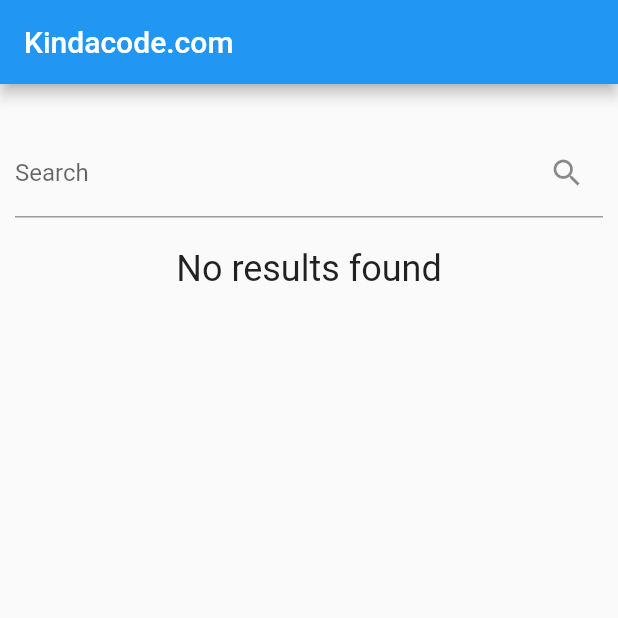
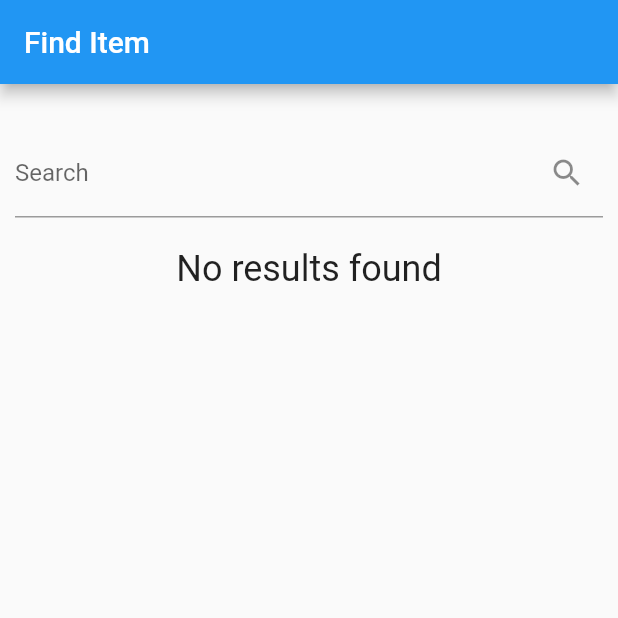
Before and after one commit to Krishnapriyababu/inventory_app, a Flutter app: the HomePage screen opened directly, on a phone screen of 412 x 824 dp, the top half of it. Run offline on Flutter 3.47's test engine with Material 2 defaults, Android fonts, the phone set to English and light mode, and no system bars; our stand-ins replace cloud_firestore, connectivity_plus, firebase_auth, firebase_core, fluttertoast, font_awesome_flutter and 6 more; missing offline and left inert: cloud_firestore_web, dart:ffi, firebase_auth_web, firebase_core_web, google_sign_in_web; accounts and stored records are empty; network calls fail.

Commit message:
Searchview change

```diff
--- a/lib/app/modules/SearchScreen/search_screen.dart
+++ b/lib/app/modules/SearchScreen/search_screen.dart
@@ -4,6 +4,7 @@ import 'package:get/get_core/src/get_main.dart';
 import 'package:inventory_app/app/data/models/category_model.dart';
 
 import '../Dashboard/dashboard_controller.dart';
+import '../product_details/products_detailed_screen.dart';
 
 void main() {
   runApp(const SearchSCreen());
@@ -18,7 +19,7 @@ class SearchSCreen extends StatelessWidget {
     return const MaterialApp(
       // Remove the debug banner
       debugShowCheckedModeBanner: false,
-      title: 'Kindacode.com',
+      title: 'Find category',
       home: HomePage(),
     );
   }
@@ -61,7 +62,7 @@ class _HomePageState extends State<HomePage> {
   Widget build(BuildContext context) {
     return Scaffold(
       appBar: AppBar(
-        title: const Text('Kindacode.com'),
+        title: const Text('Find Item'),
       ),
       body: Padding(
         padding: const EdgeInsets.all(10),
@@ -93,8 +94,7 @@ class _HomePageState extends State<HomePage> {
                       style: const TextStyle(fontSize: 24),
                     ),
                     title: Text(_foundData[index].categoryName.toString()),
-                    // subtitle: Text(
-                    //     '${_foundUsers[index]["age"].toString()} years old'),
+
                   ),
                 ),
               )
--- a/lib/app/widgets/app_bar_widget.dart
+++ b/lib/app/widgets/app_bar_widget.dart
@@ -44,7 +44,7 @@ class AppBarWidget extends StatelessWidget implements PreferredSizeWidget {
                   borderRadius: BorderRadius.circular(10),
                   image: const DecorationImage(
                       fit: BoxFit.cover,
-                      image: AssetImage("assets/images/img.png"))),
+                      image: AssetImage("assets/images/splash_image.png.png"))),
             ),
             Row(
               children: [
```
Also changed, not shown: assets/images/report.png (added), lib/Screens/categoryScreen/categoryScreen.dart (deleted).
